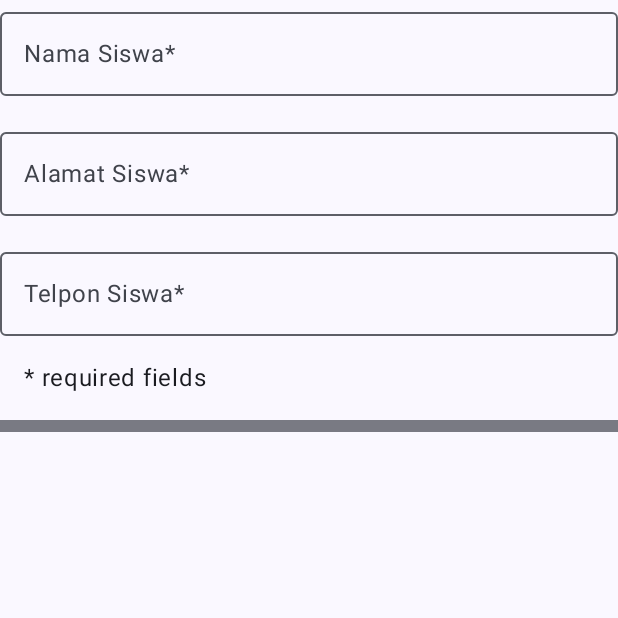
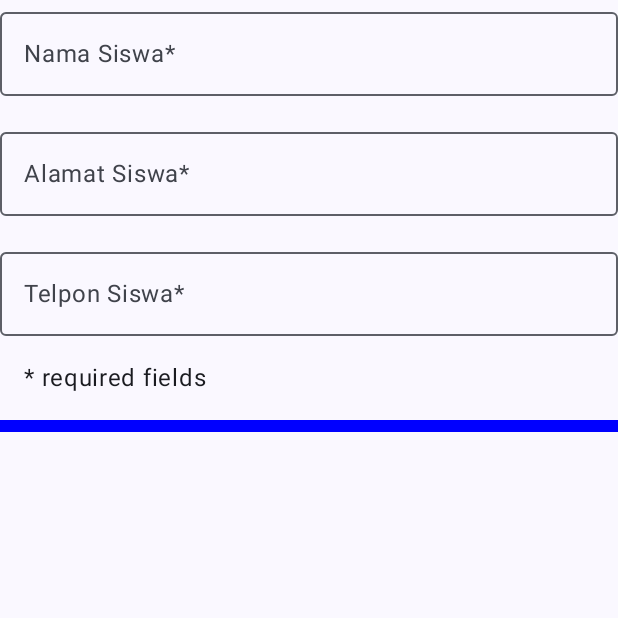
Before and after one commit to Luthfi092/0092_RoomDatabase, an Android app built with Jetpack Compose: the composable FormInputSiswa shown on its own in the app's theme, on a phone screen of 412 x 824 dp, the top half of it. Run offline under Robolectric (Android 15) with nearby library versions, the phone set to English and light mode, and no system bars; 1 statement that could not run was skipped.

Commit message:
Replace Divider with HorizontalDivider in HalamanEntry.kt

```diff
--- a/app/src/main/java/com/example/praktikum7/view/HalamanEntry.kt
+++ b/app/src/main/java/com/example/praktikum7/view/HalamanEntry.kt
@@ -8,8 +8,8 @@ import androidx.compose.foundation.rememberScrollState
 import androidx.compose.foundation.text.KeyboardOptions
 import androidx.compose.foundation.verticalScroll
 import androidx.compose.material3.Button
-import androidx.compose.material3.Divider
 import androidx.compose.material3.ExperimentalMaterial3Api
+import androidx.compose.material3.HorizontalDivider
 import androidx.compose.material3.MaterialTheme
 import androidx.compose.material3.OutlinedTextField
 import androidx.compose.material3.Scaffold
@@ -18,24 +18,20 @@ import androidx.compose.material3.TopAppBarDefaults
 import androidx.compose.runtime.Composable
 import androidx.compose.runtime.rememberCoroutineScope
 import androidx.compose.ui.Modifier
+import androidx.compose.ui.graphics.Color
 import androidx.compose.ui.input.nestedscroll.nestedScroll
 import androidx.compose.ui.res.dimensionResource
 import androidx.compose.ui.res.stringResource
 import androidx.compose.ui.text.input.KeyboardType
 import androidx.lifecycle.viewmodel.compose.viewModel
 import com.example.praktikum7.R
-import com.example.praktikum7.uicontroller.DestinasiNavigasi
-import com.example.praktikum7.uicontroller.SiswaTopAppBar
+import com.example.praktikum7.view.route.DestinasiEntry
 import com.example.praktikum7.viewmodel.DetailSiswa
 import com.example.praktikum7.viewmodel.EntryViewModel
-import com.example.praktikum7.viewmodel.PenyediaViewModel
+import com.example.praktikum7.viewmodel.provider.PenyediaViewModel
 import com.example.praktikum7.viewmodel.UIStateSiswa
 import kotlinx.coroutines.launch
 
-object DestinasiEntry: DestinasiNavigasi {
-    override val route = "item_entry"
-    override val titleRes = R.string.entry_siswa
-}
 
 @OptIn(ExperimentalMaterial3Api::class)
 @Composable
@@ -143,9 +139,12 @@ fun FormInputSiswa(
                 modifier = Modifier.padding(start = dimensionResource(id = R.dimen.padding_medium))
             )
         }
-        Divider(
+        HorizontalDivider(
+            modifier = Modifier.padding(bottom =
+                dimensionResource(R.dimen.padding_medium)),
             thickness = dimensionResource(R.dimen.padding_small),
-            modifier = Modifier.padding(bottom = dimensionResource(R.dimen.padding_medium))
+            color = Color.Blue
+
         )
     }
 }
```
